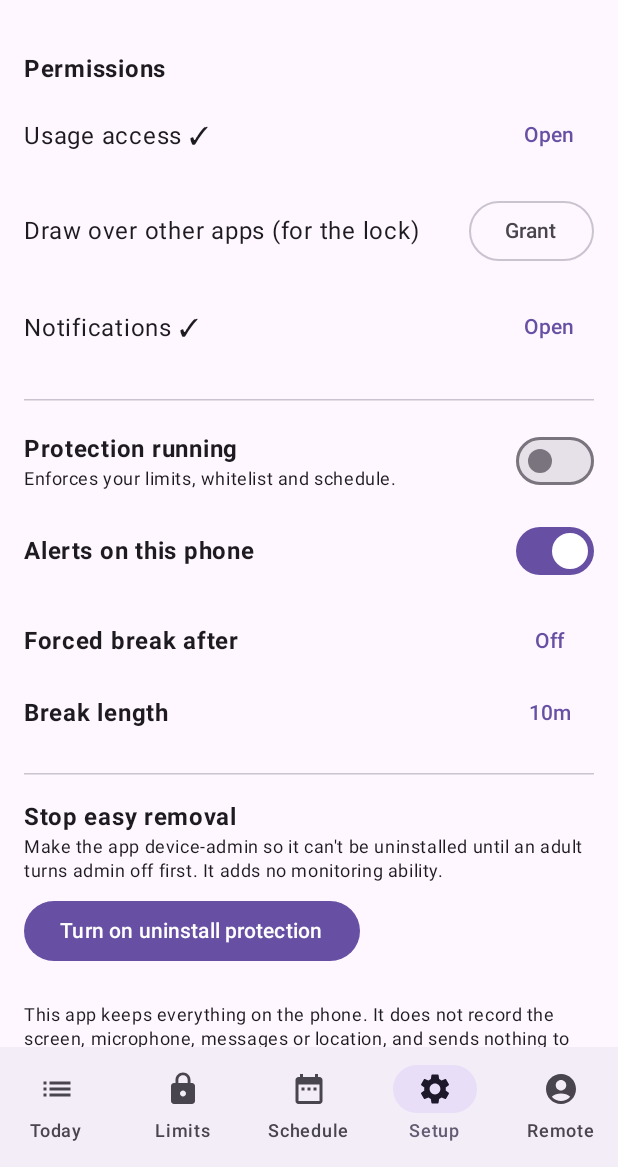
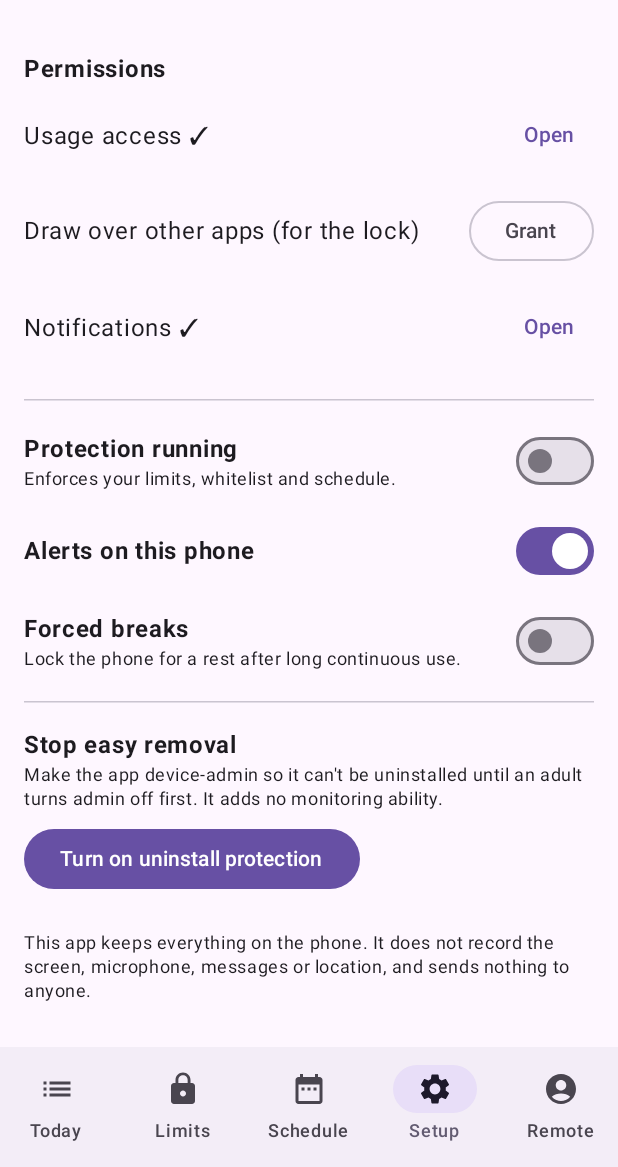
Before and after one commit to infinitytechcare/monitor-my-childs, an Android app built with Jetpack Compose: the screen it shows after launch (MainActivity), item 4 of the bottom bar chosen, on a phone screen of 412 x 824 dp, the part 69-1236 px from its top. Run offline under Robolectric (Android 15) with nearby library versions, the phone set to English and light mode, and no system bars; our stand-ins replace Firebase (no records; nobody signed in at launch, a user with empty details on screens opened directly).

Commit message:
Add on/off switch for forced breaks in Setup
Co-Authored-By: Claude Opus 4.8 <noreply@anthropic.com>
Claude-Session: https://claude.ai/code/session_01NPZ4UFHpW3eqSVZcAfZeMF

```diff
--- a/app/src/main/java/com/infinitytechcare/screentime/MainActivity.kt
+++ b/app/src/main/java/com/infinitytechcare/screentime/MainActivity.kt
@@ -367,6 +367,7 @@ fun SetupScreen(rev: Int, bump: () -> Unit) {
     val adminOk = remember(rev) { isAdminActive(ctx) }
     val svcOn = remember(rev) { Prefs.isServiceEnabled(ctx) }
     val alertsOn = remember(rev) { Prefs.isAlertsEnabled(ctx) }
+    val brkOn = remember(rev) { Prefs.isBreakEnabled(ctx) }
     val brkAfter = remember(rev) { Prefs.breakAfterMinutes(ctx) }
     val brkFor = remember(rev) { Prefs.breakForMinutes(ctx) }
 
@@ -416,12 +417,24 @@ fun SetupScreen(rev: Int, bump: () -> Unit) {
 
         Spacer(Modifier.height(12.dp))
         Row(Modifier.fillMaxWidth(), horizontalArrangement = Arrangement.SpaceBetween, verticalAlignment = Alignment.CenterVertically) {
-            Text("Forced break after", fontWeight = FontWeight.Bold)
-            TextButton(onClick = { Prefs.setBreakAfterMinutes(ctx, cycleNext(brkAfter, MIN_OPTIONS)); bump() }) { Text(fmtMin(brkAfter)) }
+            Column(Modifier.weight(1f)) {
+                Text("Forced breaks", fontWeight = FontWeight.Bold)
+                Text("Lock the phone for a rest after long continuous use.", style = MaterialTheme.typography.bodySmall)
+            }
+            Switch(checked = brkOn, onCheckedChange = { Prefs.setBreakEnabled(ctx, it); bump() })
         }
-        Row(Modifier.fillMaxWidth(), horizontalArrangement = Arrangement.SpaceBetween, verticalAlignment = Alignment.CenterVertically) {
-            Text("Break length", fontWeight = FontWeight.Bold)
-            TextButton(onClick = { Prefs.setBreakForMinutes(ctx, cycleNext(brkFor, BREAK_FOR_OPTIONS)); bump() }) { Text(fmtMin(brkFor)) }
+        if (brkOn) {
+            Row(Modifier.fillMaxWidth().padding(start = 8.dp), horizontalArrangement = Arrangement.SpaceBetween, verticalAlignment = Alignment.CenterVertically) {
+                Text("Break after")
+                TextButton(onClick = {
+                    val next = cycleNext(brkAfter, MIN_OPTIONS)
+                    Prefs.setBreakAfterMinutes(ctx, if (next == 0) 15 else next); bump()
+                }) { Text(fmtMin(if (brkAfter == 0) 45 else brkAfter)) }
+            }
+            Row(Modifier.fillMaxWidth().padding(start = 8.dp), horizontalArrangement = Arrangement.SpaceBetween, verticalAlignment = Alignment.CenterVertically) {
+                Text("Break length")
+                TextButton(onClick = { Prefs.setBreakForMinutes(ctx, cycleNext(brkFor, BREAK_FOR_OPTIONS)); bump() }) { Text(fmtMin(brkFor)) }
+            }
         }
 
         Spacer(Modifier.height(16.dp))
--- a/app/src/main/java/com/infinitytechcare/screentime/MonitorService.kt
+++ b/app/src/main/java/com/infinitytechcare/screentime/MonitorService.kt
@@ -227,7 +227,7 @@ class MonitorService : Service() {
             // a 2-minute gap of no foreground app counts as a real break
             if (now - lastActiveWall > 2 * 60_000) continuousActiveMs = 0
         }
-        val breakAfter = Prefs.breakAfterMinutes(this)
+        val breakAfter = if (Prefs.isBreakEnabled(this)) Prefs.breakAfterMinutes(this) else 0
         if (breakAfter > 0 && continuousActiveMs / 60_000 >= breakAfter && now >= breakUntil) {
             breakUntil = now + Prefs.breakForMinutes(this) * 60_000L
             continuousActiveMs = 0
--- a/app/src/main/java/com/infinitytechcare/screentime/Prefs.kt
+++ b/app/src/main/java/com/infinitytechcare/screentime/Prefs.kt
@@ -28,8 +28,10 @@ object Prefs {
     fun totalCapMinutes(c: Context) = sp(c).getInt("cap", 0)
     fun setTotalCapMinutes(c: Context, v: Int) = sp(c).edit().putInt("cap", v).apply()
 
-    // --- forced break: after N continuous minutes, lock for M minutes (0 = off) ---
-    fun breakAfterMinutes(c: Context) = sp(c).getInt("brk_after", 0)
+    // --- forced break: after N continuous minutes, lock for M minutes ---
+    fun isBreakEnabled(c: Context) = sp(c).getBoolean("brk_on", false)
+    fun setBreakEnabled(c: Context, v: Boolean) = sp(c).edit().putBoolean("brk_on", v).apply()
+    fun breakAfterMinutes(c: Context) = sp(c).getInt("brk_after", 45)
     fun setBreakAfterMinutes(c: Context, v: Int) = sp(c).edit().putInt("brk_after", v).apply()
     fun breakForMinutes(c: Context) = sp(c).getInt("brk_for", 10)
     fun setBreakForMinutes(c: Context, v: Int) = sp(c).edit().putInt("brk_for", v).apply()
```
